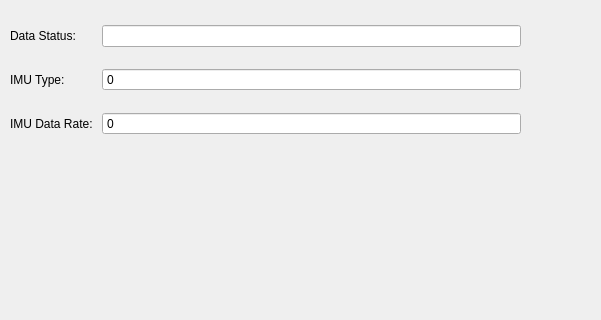
This is src/lib/visualization/IMUControl.ui in jmaye/libposlv as Qt 5 draws it before an edit; both pictures show x 0 to 601 and y 0 to 320 of the 930 by 800 pixel window. The edited form follows.
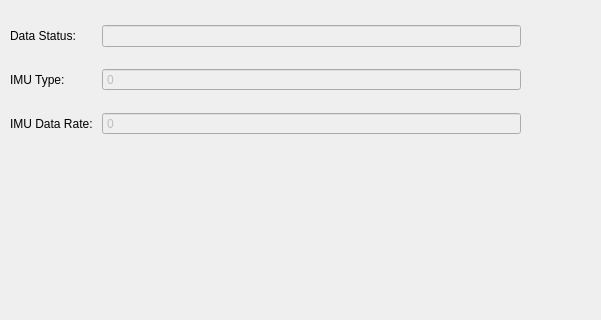
This is the edited form.

```diff
--- a/src/lib/visualization/IMUControl.ui
+++ b/src/lib/visualization/IMUControl.ui
@@ -39,6 +39,9 @@
     </item>
     <item row="1" column="1">
      <widget class="QSpinBox" name="typeSpinBox">
+      <property name="enabled">
+       <bool>false</bool>
+      </property>
       <property name="readOnly">
        <bool>true</bool>
       </property>
@@ -59,6 +62,9 @@
     </item>
     <item row="2" column="1">
      <widget class="QSpinBox" name="rateSpinBox">
+      <property name="enabled">
+       <bool>false</bool>
+      </property>
       <property name="readOnly">
        <bool>true</bool>
       </property>
@@ -72,6 +78,9 @@
     </item>
     <item row="0" column="1">
      <widget class="QLineEdit" name="statusText">
+      <property name="enabled">
+       <bool>false</bool>
+      </property>
       <property name="readOnly">
        <bool>true</bool>
       </property>
```
